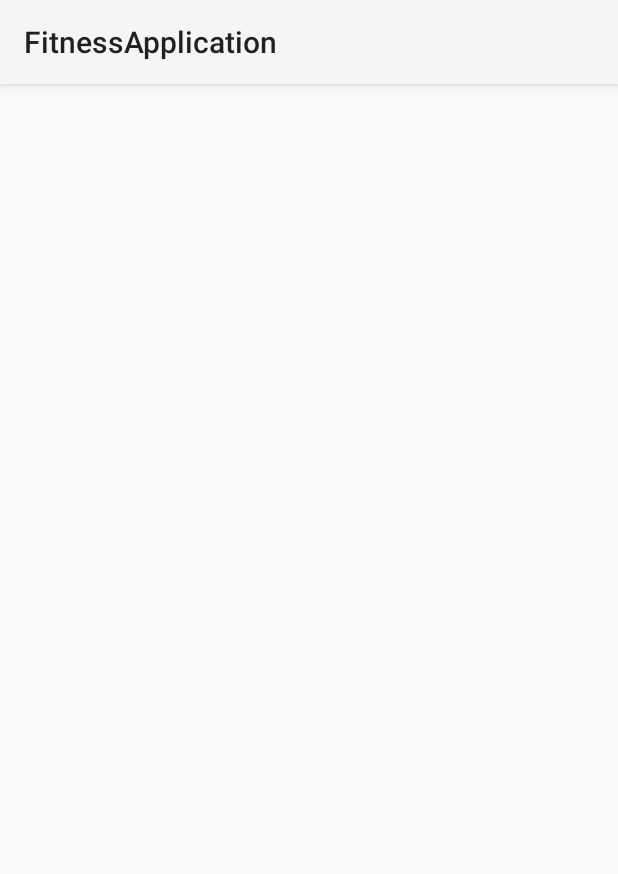
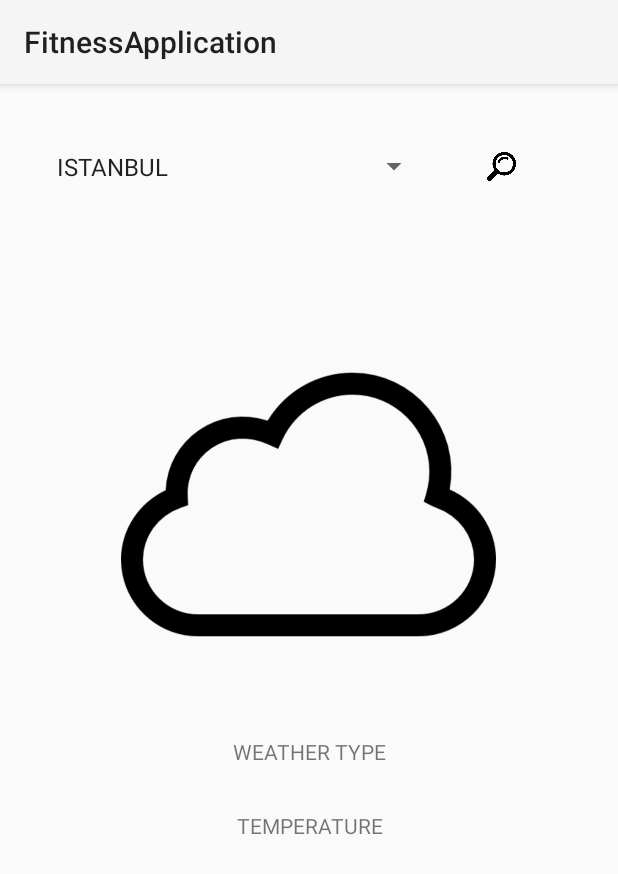
Before and after one commit to doanburak97/FitnessApplication, an Android app: the WeatherInfoActivity screen opened directly, with no data from a screen before it, on a phone screen of 412 x 824 dp. Shown: the top 874 px of the screen. Run offline under Robolectric (Android 15) with nearby library versions, the phone set to English and light mode, and no system bars.

Commit message:
fifth commit

```diff
--- a/app/src/main/java/com/doanburak/fitnessapplication/WeatherInfoActivity.java
+++ b/app/src/main/java/com/doanburak/fitnessapplication/WeatherInfoActivity.java
@@ -3,12 +3,55 @@ package com.doanburak.fitnessapplication;
 import androidx.appcompat.app.AppCompatActivity;
 
 import android.os.Bundle;
+import android.view.View;
+import android.widget.AdapterView;
+import android.widget.ArrayAdapter;
+import android.widget.ImageView;
+import android.widget.Spinner;
+import android.widget.TextView;
+import android.widget.Toast;
 
-public class WeatherInfoActivity extends AppCompatActivity {
+public class WeatherInfoActivity extends AppCompatActivity implements AdapterView.OnItemSelectedListener {
+
+    Spinner sp_cities;
+    TextView tv_weatherType, tv_temp;
+    ImageView iv_search;
 
     @Override
     protected void onCreate(Bundle savedInstanceState) {
         super.onCreate(savedInstanceState);
         setContentView(R.layout.activity_weather_info);
+
+        sp_cities = findViewById(R.id.sp_cities);
+        tv_weatherType = findViewById(R.id.tv_weatherType);
+        tv_temp = findViewById(R.id.tv_temp);
+        iv_search = findViewById(R.id.iv_search);
+
+        ArrayAdapter<CharSequence> adapter = ArrayAdapter.createFromResource(this,R.array.cities, android.R.layout.simple_spinner_item);
+        adapter.setDropDownViewResource(android.R.layout.simple_spinner_dropdown_item);
+        sp_cities.setAdapter(adapter);
+        sp_cities.setOnItemSelectedListener(this);
+
+        iv_search.setOnClickListener(new View.OnClickListener() {
+            @Override
+            public void onClick(View v) {
+
+                //we call weather API
+
+            }
+        });
+
+
+    }
+
+    @Override
+    public void onItemSelected(AdapterView<?> parent, View view, int position, long id) {
+        String text = parent.getItemAtPosition(position).toString();
+        //Toast.makeText(parent.getContext(), text, Toast.LENGTH_SHORT).show();
+    }
+
+    @Override
+    public void onNothingSelected(AdapterView<?> parent) {
+
     }
 }
--- a/app/src/main/res/layout/activity_weather_info.xml
+++ b/app/src/main/res/layout/activity_weather_info.xml
@@ -6,4 +6,63 @@
     android:layout_height="match_parent"
     tools:context=".WeatherInfoActivity">
 
+    <LinearLayout
+        android:layout_width="match_parent"
+        android:layout_height="match_parent"
+        android:layout_marginStart="30dp"
+        android:layout_marginTop="30dp"
+        android:layout_marginEnd="30dp"
+        android:layout_marginBottom="30dp"
+        android:orientation="vertical"
+        app:layout_constraintBottom_toBottomOf="parent"
+        app:layout_constraintEnd_toEndOf="parent"
+        app:layout_constraintStart_toStartOf="parent"
+        app:layout_constraintTop_toTopOf="parent">
+
+        <LinearLayout
+            android:layout_width="match_parent"
+            android:layout_height="50sp"
+            android:orientation="horizontal"
+            android:weightSum="5">
+
+            <Spinner
+                android:id="@+id/sp_cities"
+                android:layout_width="0sp"
+                android:layout_height="match_parent"
+                android:layout_weight="4" />
+
+            <ImageView
+                android:id="@+id/iv_search"
+                android:layout_width="0sp"
+                android:layout_height="match_parent"
+                android:layout_margin="15sp"
+                android:layout_weight="1"
+                app:srcCompat="@drawable/magnifier" />
+        </LinearLayout>
+
+        <ImageView
+            android:id="@+id/iv_weatherIcon"
+            android:layout_width="250sp"
+            android:layout_height="250sp"
+            android:layout_gravity="center"
+            android:layout_marginTop="75sp"
+            app:srcCompat="@drawable/cloud" />
+
+        <TextView
+            android:id="@+id/tv_weatherType"
+            android:layout_width="match_parent"
+            android:layout_height="wrap_content"
+            android:layout_marginTop="30sp"
+            android:gravity="center"
+            android:text="WEATHER TYPE" />
+
+        <TextView
+            android:id="@+id/tv_temp"
+            android:layout_width="match_parent"
+            android:layout_height="wrap_content"
+            android:layout_marginTop="30sp"
+            android:gravity="center"
+            android:text="TEMPERATURE" />
+    </LinearLayout>
+
 </androidx.constraintlayout.widget.ConstraintLayout>
--- a/app/src/main/res/values/strings.xml
+++ b/app/src/main/res/values/strings.xml
@@ -1,3 +1,20 @@
 <resources>
     <string name="app_name">FitnessApplication</string>
+
+
+    <string-array name="cities">
+        <item>ISTANBUL</item>
+        <item>ANKARA</item>
+        <item>IZMIR</item>
+        <item>BURSA</item>
+        <item>ANTALYA</item>
+        <item>ADANA</item>
+        <item>KONYA</item>
+        <item>SANLIURFA</item>
+        <item>GAZIANTEP</item>
+        <item>KOCAELI</item>
+        <item>EDIRNE</item>
+        <item>SIVAS</item>
+        <item>ARTVIN</item>
+    </string-array>
 </resources>
```
